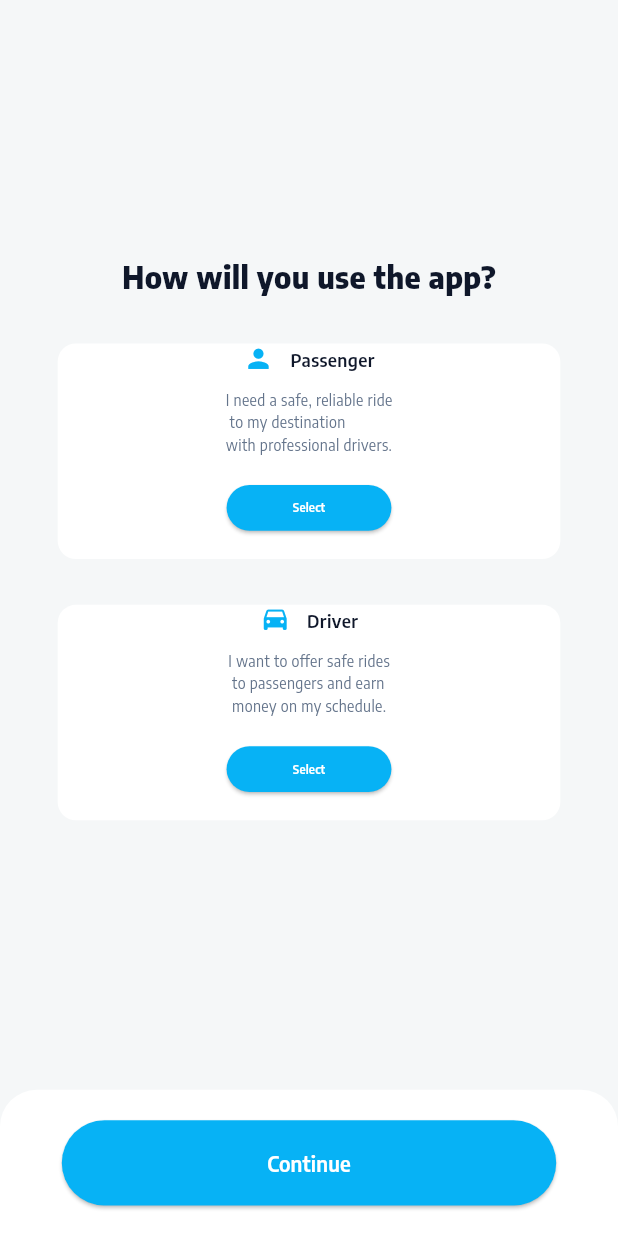
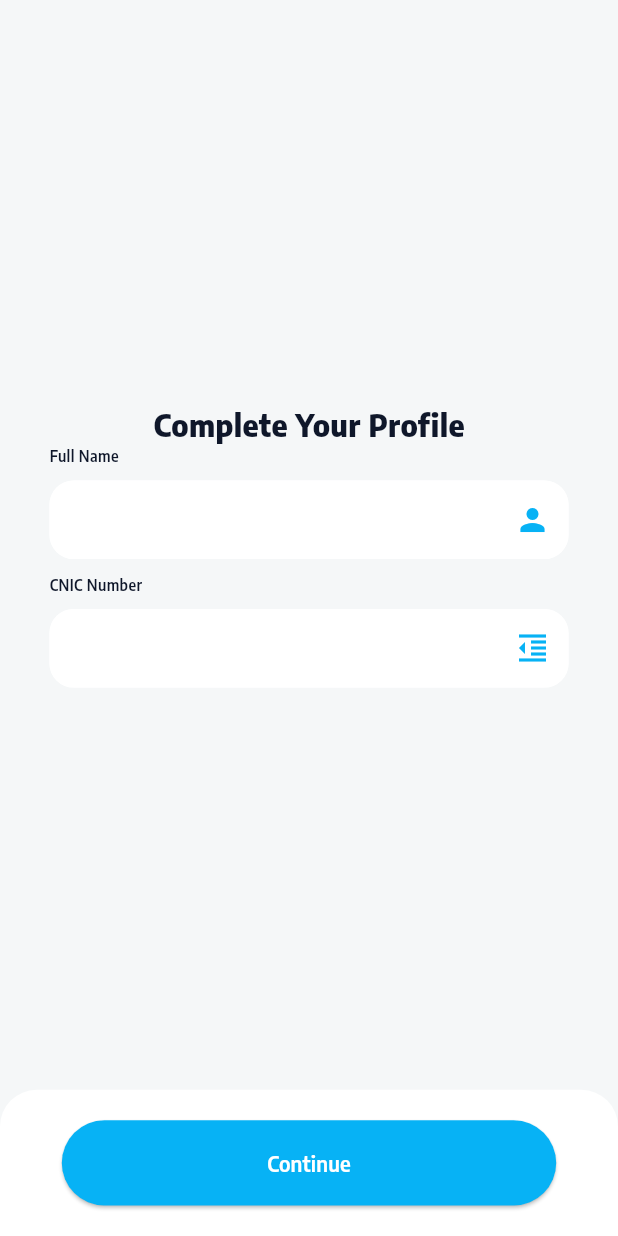
Before and after one commit to mohsin180/ride-sharing, a Flutter app: the Roleselection screen opened directly, on a phone screen of 412 x 824 dp. Run offline on Flutter 3.47's test engine with Material 3 defaults, Android fonts, the light colour scheme and no system bars; our stand-ins replace flutter_riverpod, flutter_screenutil, go_router.

Commit message:
commit: added complete your profile

```diff
--- a/lib/main.dart
+++ b/lib/main.dart
@@ -2,6 +2,7 @@ import 'package:flutter/material.dart';
 import 'package:flutter_riverpod/flutter_riverpod.dart';
 import 'package:flutter_screenutil/flutter_screenutil.dart';
 import 'package:ride_sharing/model/appRoutes.dart';
+import 'package:ride_sharing/view/roleSelection.dart';
 
 void main() {
   runApp(const ProviderScope(child: MyApp()));
@@ -18,9 +19,9 @@ class MyApp extends StatelessWidget {
       minTextAdapt: true,
       splitScreenMode: true,
       builder: (context, child) {
-        return MaterialApp.router(
+        return MaterialApp(
           debugShowCheckedModeBanner: false,
-          routerConfig: appRouter,
+          home: Roleselection(),
         );
       },
     );
--- a/lib/view/roleSelection.dart
+++ b/lib/view/roleSelection.dart
@@ -18,24 +18,21 @@ class Roleselection extends StatelessWidget {
               mainAxisAlignment: MainAxisAlignment.center,
               children: [
                 CustomWidgets.customText(
-                  "How will you use the app?",
+                  "Complete Your Profile",
                   20.sp,
                   Consonants.boldTextColor,
                   FontWeight.w700,
                 ),
-                SizedBox(height: 20.h),
-                RoleContainer(
-                  icon: Icons.person,
-                  title: "Passenger",
-                  description:
-                      "I need a safe, reliable ride\n to my destination\nwith professional drivers.",
+                AuthFields(
+                  text: "Full Name",
+                  suffixIcon: Icon(Icons.person),
+                  controller: TextEditingController(),
                 ),
                 SizedBox(height: 10.h),
-                RoleContainer(
-                  icon: Icons.drive_eta,
-                  title: "Driver",
-                  description:
-                      "I want to offer safe rides\n to passengers and earn\n money on my schedule.",
+                AuthFields(
+                  text: "CNIC Number",
+                  suffixIcon: Icon(Icons.format_indent_decrease),
+                  controller: TextEditingController(),
                 ),
               ],
             ),
@@ -57,13 +54,7 @@ class Roleselection extends StatelessWidget {
 class RoleContainer extends StatelessWidget {
   final IconData icon;
   final String title;
-  final String description;
-  const RoleContainer({
-    super.key,
-    required this.icon,
-    required this.title,
-    required this.description,
-  });
+  const RoleContainer({super.key, required this.icon, required this.title});
 
   @override
   Widget build(BuildContext context) {
@@ -89,43 +80,11 @@ class RoleContainer extends StatelessWidget {
                 ),
               ],
             ),
-            SizedBox(height: 10.h),
-            CustomWidgets.customText(
-              description,
-              10.sp,
-              Consonants.greyColor,
-              FontWeight.w400,
-            ),
-            SizedBox(height: 10.h),
-            roleButton("Select", () {}),
-            SizedBox(height: 10.h),
           ],
         ),
       ),
     );
   }
-}
-
-Widget roleButton(String text, VoidCallback onPressed) {
-  return ElevatedButton(
-    onPressed: onPressed,
-    style: ElevatedButton.styleFrom(
-      maximumSize: Size(100.w, 30.h),
-      minimumSize: Size(50.w, 20.h),
-
-      backgroundColor: Consonants.primaryColor,
-
-      shape: RoundedRectangleBorder(borderRadius: BorderRadius.circular(20.r)),
-    ),
-    child: Center(
-      child: CustomWidgets.customText(
-        text,
-        8.sp,
-        Consonants.whiteColor,
-        FontWeight.w600,
-      ),
-    ),
-  );
 }
 
 class RoleSelectedContainer extends StatelessWidget {
--- a/lib/view/verificationScreen.dart
+++ b/lib/view/verificationScreen.dart
@@ -18,6 +18,7 @@ class Verificationscreen extends ConsumerStatefulWidget {
 
 class _VerificationscreenState extends ConsumerState<Verificationscreen> {
   Timer? _timer;
+  @override
   void initState() {
     super.initState();
     startPolling();
--- a/lib/view/yourRide.dart
+++ b/lib/view/yourRide.dart
@@ -5,6 +5,6 @@ class Yourride extends StatelessWidget {
 
   @override
   Widget build(BuildContext context) {
-    return const Placeholder();
+    return const Scaffold();
   }
 }
--- a/lib/widgets/consonants/consonants.dart
+++ b/lib/widgets/consonants/consonants.dart
@@ -8,4 +8,5 @@ class Consonants {
   static const Color greyColor = Color(0xff64748B);
   static const Color lightGreyColor = Color(0xffF1F5F9);
   static const Color primaryGreenColor = Color(0xffDCFCE7);
+  static const Color lightBlueColor = Color(0xffEFF6FF);
 }
```
Also changed, not shown: lib/view/registerScreen.dart (+20 -26 lines), pubspec.lock.
